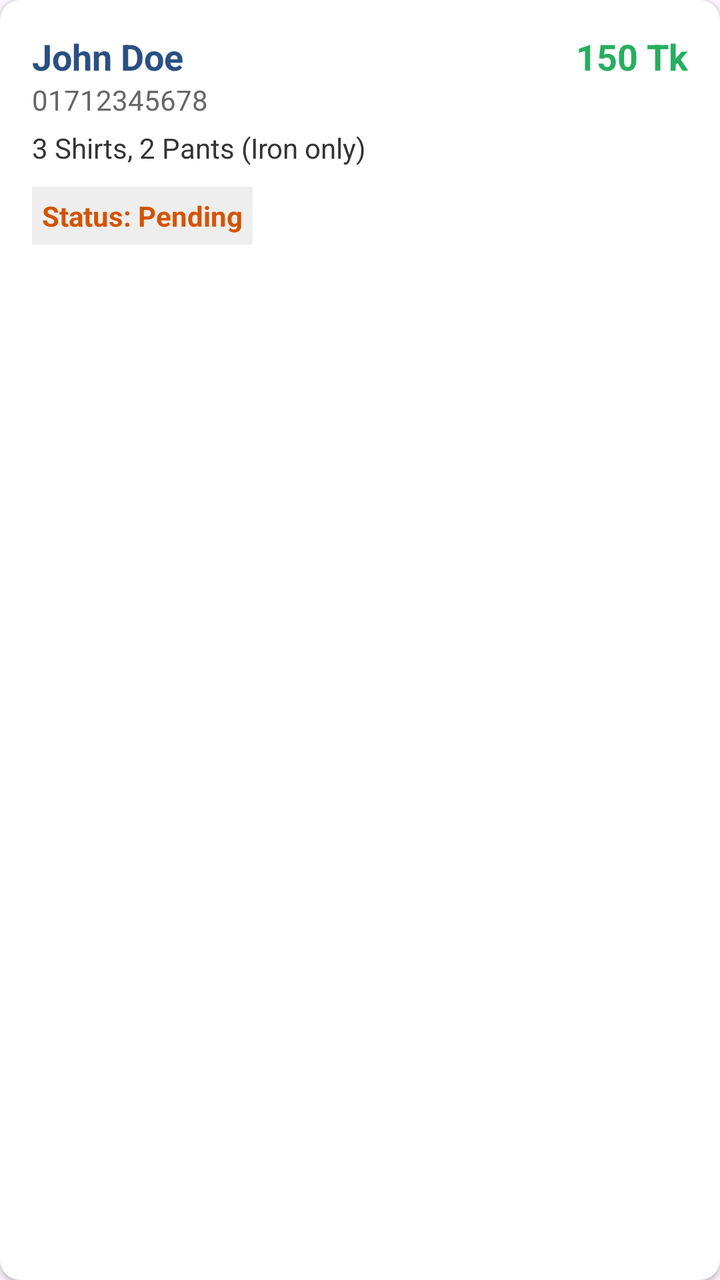
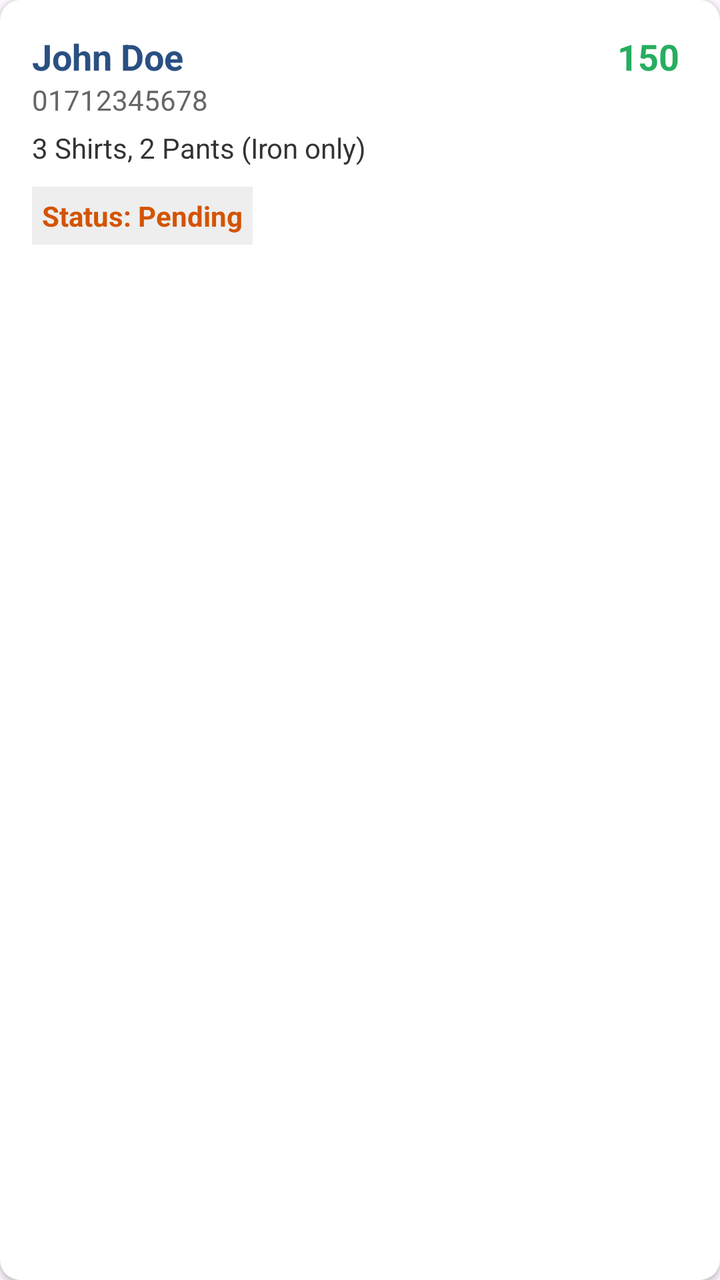

The first picture is an Android layout as it rendered before a commit; the second is the same layout after the commit. The layout source and the unified diff follow.
<!-- AndroidManifest.xml: application theme Theme.LaundryApp -->
<!-- res/layout/item_order.xml -->
<?xml version="1.0" encoding="utf-8"?>
<androidx.cardview.widget.CardView xmlns:android="http://schemas.android.com/apk/res/android"
    android:layout_width="match_parent"
    android:layout_height="wrap_content"
    android:layout_margin="8dp"
    android:elevation="4dp"
    app:cardCornerRadius="10dp"
    xmlns:app="http://schemas.android.com/apk/res-auto">

    <LinearLayout
        android:layout_width="match_parent"
        android:layout_height="wrap_content"
        android:orientation="vertical"
        android:padding="16dp">

        <LinearLayout
            android:layout_width="match_parent"
            android:layout_height="wrap_content"
            android:orientation="horizontal"
            android:gravity="center_vertical">

            <TextView
                android:id="@+id/tvOrderName"
                android:layout_width="0dp"
                android:layout_height="wrap_content"
                android:layout_weight="1"
                android:text="John Doe"
                android:textSize="18sp"
                android:textStyle="bold"
                android:textColor="#2a5082"/>

            <TextView
                android:id="@+id/tvOrderPrice"
                android:layout_width="wrap_content"
                android:layout_height="wrap_content"
                android:text="150 Tk"
                android:textSize="18sp"
                android:textStyle="bold"
                android:textColor="#27ae60"/>
        </LinearLayout>

        <TextView
            android:id="@+id/tvOrderPhone"
            android:layout_width="wrap_content"
            android:layout_height="wrap_content"
            android:text="01712345678"
            android:textColor="#666"
            android:layout_marginBottom="5dp"/>

        <TextView
            android:id="@+id/tvOrderDetails"
            android:layout_width="wrap_content"
            android:layout_height="wrap_content"
            android:text="3 Shirts, 2 Pants (Iron only)"
            android:textSize="14sp"
            android:textColor="#333"
            android:layout_marginBottom="10dp"/>

        <TextView
            android:id="@+id/tvOrderStatus"
            android:layout_width="wrap_content"
            android:layout_height="wrap_content"
            android:background="#EEE"
            android:padding="5dp"
            android:text="Status: Pending"
            android:textColor="#d35400"
            android:textStyle="bold" />

    </LinearLayout>
</androidx.cardview.widget.CardView>
<!-- resources referenced by this layout -->
<resources>
  <style name="Theme.LaundryApp" parent="Base.Theme.LaundryApp" />
  <style name="Base.Theme.LaundryApp" parent="Theme.Material3.DayNight.NoActionBar">
          
          
      </style>
</resources>

<!-- the commit's change to res/layout/item_order.xml (unified diff, before → after) -->
@@ -33,10 +33,10 @@
                 android:id="@+id/tvOrderPrice"
                 android:layout_width="wrap_content"
                 android:layout_height="wrap_content"
-                android:text="150 Tk"
+                android:text="150 "
+                android:textColor="#27ae60"
                 android:textSize="18sp"
-                android:textStyle="bold"
-                android:textColor="#27ae60"/>
+                android:textStyle="bold" />
         </LinearLayout>
 
         <TextView
